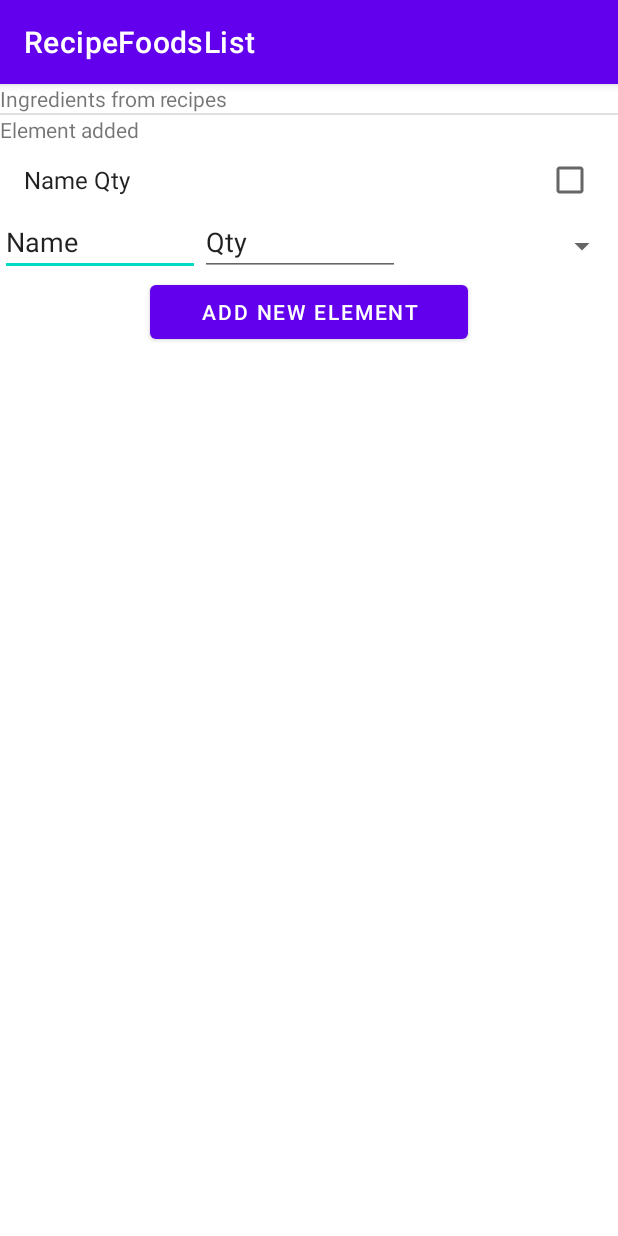
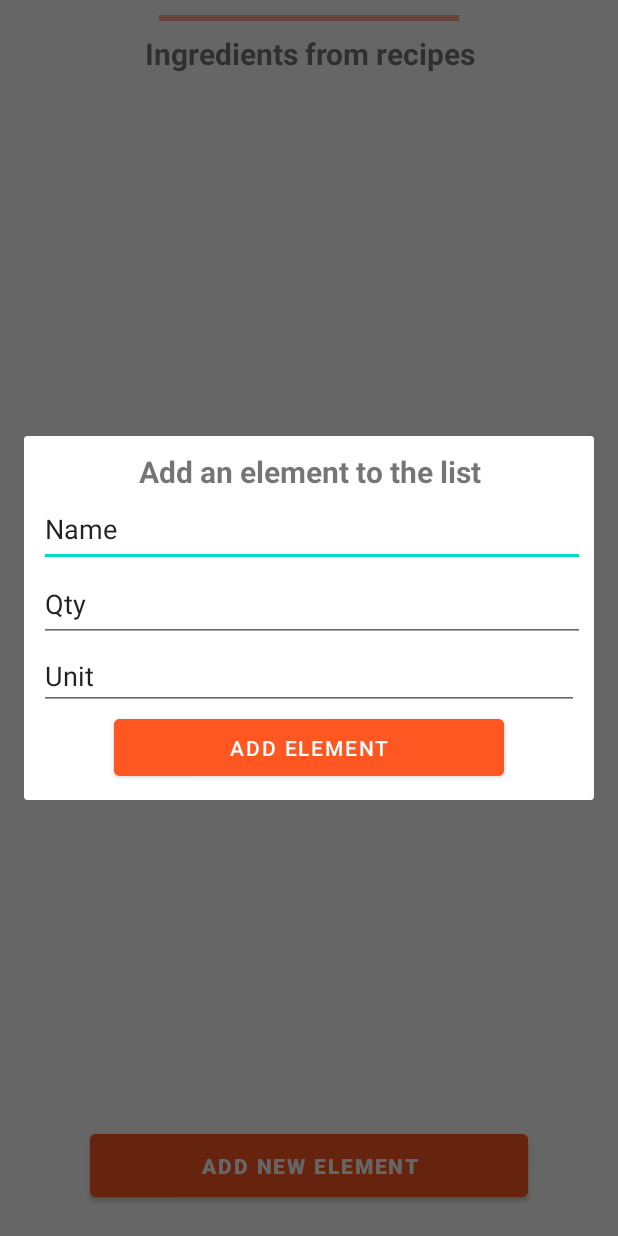
Before and after one commit to dalmagathe/RecipeFoodsList, an Android app: the ShoppingIngredientList screen opened directly, with no data from a screen before it, after a tap on "ADD NEW ELEMENT", on a phone screen of 412 x 824 dp. Run offline under Robolectric (Android 15) with nearby library versions, the phone set to English and light mode, and no system bars.

Commit message:
Ingredient window design.

```diff
--- a/app/src/main/java/com/example/recipefoodslist/ShoppingIngredientList.java
+++ b/app/src/main/java/com/example/recipefoodslist/ShoppingIngredientList.java
@@ -7,6 +7,7 @@ import android.os.PatternMatcher;
 import android.util.SparseBooleanArray;
 import android.view.View;
 import android.view.Window;
+import android.view.WindowManager;
 import android.widget.AdapterView;
 import android.widget.ArrayAdapter;
 import android.widget.Button;
@@ -47,6 +48,9 @@ public class ShoppingIngredientList extends AppCompatActivity {
     @Override
     protected void onCreate(@Nullable Bundle savedInstanceState) {
         super.onCreate(savedInstanceState);
+        requestWindowFeature(Window.FEATURE_NO_TITLE);
+        this.getWindow().setFlags(WindowManager.LayoutParams.FLAG_FULLSCREEN, WindowManager.LayoutParams.FLAG_FULLSCREEN);
+        getSupportActionBar().hide();
         setContentView(R.layout.activity_shopping_ingredient_list);
 
         btn = (Button) findViewById(R.id.addElementsBtn);
@@ -139,10 +143,21 @@ public class ShoppingIngredientList extends AppCompatActivity {
         btn.setOnClickListener(new View.OnClickListener() {
             @Override
             public void onClick(View view) {
+                final Dialog dialog = new Dialog(ShoppingIngredientList.this);
+                dialog.requestWindowFeature(Window.FEATURE_NO_TITLE);
+                dialog.setCancelable(true);
+                dialog.setContentView(R.layout.popup_add_element);
+                dialog.show();
+
+                Button btnAdd = dialog.findViewById(R.id.btnAddElement);
+
+                btnAdd.setOnClickListener(new View.OnClickListener() {
+                    @Override
+                    public void onClick(View view) {
                         //Get information
-                EditText elementNameEt = (EditText) findViewById(R.id.elementName);
-                EditText elementQtyEt = (EditText) findViewById(R.id.elementQty);
-                Spinner elementUnitEt = (Spinner) findViewById(R.id.elementUnit);
+                        EditText elementNameEt = (EditText) dialog.findViewById(R.id.elementName2);
+                        EditText elementQtyEt = (EditText) dialog.findViewById(R.id.elementQty2);
+                        EditText elementUnitEt = (EditText) dialog.findViewById(R.id.elementUnit2);
 
                         //Save information into a list
                         elementAddedList.add(elementNameEt.getText().toString() + " " + elementQtyEt.getText().toString());
@@ -159,6 +174,11 @@ public class ShoppingIngredientList extends AppCompatActivity {
                         } catch (IOException e) {
                             e.printStackTrace();
                         }
+
+                        dialog.cancel();
+                    }
+                });
+
             }
         });
     }
--- a/app/src/main/res/layout/activity_shopping_ingredient_list.xml
+++ b/app/src/main/res/layout/activity_shopping_ingredient_list.xml
@@ -4,6 +4,7 @@
     xmlns:tools="http://schemas.android.com/tools"
     android:layout_width="match_parent"
     android:layout_height="match_parent"
+    android:layout_margin="10dp"
     tools:context=".ShoppingIngredientList">
 
     <LinearLayout
@@ -13,74 +14,82 @@
         tools:layout_editor_absoluteX="-5dp"
         tools:layout_editor_absoluteY="16dp">
 
+        <View
+            android:id="@+id/divider2"
+            android:layout_width="200dp"
+            android:layout_height="0dp"
+            android:layout_gravity="center"
+            android:layout_weight="0.05"
+            android:background="#FFA88C" />
+
         <TextView
             android:id="@+id/textView5"
             android:layout_width="match_parent"
-            android:layout_height="wrap_content"
-            android:text="Ingredients from recipes" />
+            android:layout_height="0dp"
+            android:layout_weight=".5"
+            android:gravity="center"
+            android:text="Ingredients from recipes"
+            android:textSize="20sp"
+            android:textStyle="bold" />
 
         <ListView
             android:id="@+id/allIngredientView"
             android:layout_width="match_parent"
-            android:layout_height="wrap_content"
-            android:choiceMode="multipleChoice"
-            android:divider="@color/black"
-            android:dividerHeight="2dp" />
+            android:layout_height="0dp"
+            android:layout_weight="4"
+            android:choiceMode="multipleChoice" />
 
         <View
             android:id="@+id/divider"
-            android:layout_width="match_parent"
-            android:layout_height="1dp"
-            android:background="?android:attr/listDivider" />
+            android:layout_width="200dp"
+            android:layout_height="0dp"
+            android:layout_gravity="center"
+            android:layout_weight="0.05"
+            android:background="#FFA88C" />
 
         <TextView
             android:layout_width="match_parent"
-            android:layout_height="wrap_content"
-            android:text="Element added" />
+            android:layout_height="0dp"
+            android:layout_weight=".5"
+            android:gravity="center"
+            android:text="Element added"
+            android:textSize="20sp"
+            android:textStyle="bold" />
 
-        <ListView
-            android:id="@+id/elementAddedView"
+        <FrameLayout
             android:layout_width="match_parent"
-            android:layout_height="wrap_content"
-            android:choiceMode="multipleChoice" />
+            android:layout_height="0dp"
+            android:layout_weight="4">
 
-        <LinearLayout
-            android:layout_width="match_parent"
-            android:layout_height="40dp"
-            android:orientation="horizontal">
-
-            <EditText
-                android:id="@+id/elementName"
-                android:layout_width="400dp"
-                android:layout_height="wrap_content"
-                android:layout_weight="1"
-                android:ems="10"
-                android:inputType="textPersonName"
-                android:text="Name" />
-
-            <EditText
-                android:id="@+id/elementQty"
-                android:layout_width="400dp"
-                android:layout_height="wrap_content"
-                android:layout_weight="1"
-                android:ems="10"
-                android:inputType="textPersonName"
-                android:text="Qty" />
-
-            <Spinner
-                android:id="@+id/elementUnit"
+            <LinearLayout
                 android:layout_width="match_parent"
                 android:layout_height="match_parent"
-                android:layout_weight="1" />
-        </LinearLayout>
+                android:orientation="vertical">
 
-        <Button
-            android:id="@+id/addElementsBtn"
-            android:layout_width="match_parent"
-            android:layout_height="wrap_content"
-            android:insetLeft="100dp"
-            android:insetRight="100dp"
-            android:text="Add new element" />
+                <ListView
+                    android:id="@+id/elementAddedView"
+                    android:layout_width="match_parent"
+                    android:layout_height="0dp"
+                    android:layout_weight="6"
+                    android:choiceMode="multipleChoice" />
+
+                <Button
+                    android:id="@+id/addElementsBtn"
+                    android:layout_width="match_parent"
+                    android:layout_height="0dp"
+                    android:layout_marginBottom="10dp"
+                    android:layout_weight="1.2"
+                    android:backgroundTint="#FFFF5722"
+                    android:insetLeft="50dp"
+                    android:insetTop="10dp"
+                    android:insetRight="50dp"
+                    android:text="Add new element"
+                    android:textColor="@color/white"
+                    android:textStyle="bold" />
+
+            </LinearLayout>
+
+        </FrameLayout>
 
     </LinearLayout>
 
--- /dev/null
+++ b/app/src/main/res/layout/popup_add_element.xml
@@ -0,0 +1,52 @@
+<?xml version="1.0" encoding="utf-8"?>
+<LinearLayout xmlns:android="http://schemas.android.com/apk/res/android"
+    xmlns:app="http://schemas.android.com/apk/res-auto"
+    xmlns:tools="http://schemas.android.com/tools"
+    android:layout_width="match_parent"
+    android:layout_height="wrap_content"
+    android:layout_margin="10dp"
+    android:orientation="vertical">
+
+    <TextView
+        android:id="@+id/textView9"
+        android:layout_width="match_parent"
+        android:layout_height="wrap_content"
+        android:text="Add an element to the list"
+        android:textSize="20sp"
+        android:textStyle="bold"
+        android:gravity="center"/>
+
+    <EditText
+        android:id="@+id/elementName2"
+        android:layout_width="400dp"
+        android:layout_height="50dp"
+        android:ems="10"
+        android:inputType="textPersonName"
+        android:text="Name" />
+
+    <EditText
+        android:id="@+id/elementQty2"
+        android:layout_width="400dp"
+        android:layout_height="50dp"
+        android:ems="10"
+        android:inputType="textPersonName"
+        android:text="Qty" />
+
+    <EditText
+        android:id="@+id/elementUnit2"
+        android:layout_width="match_parent"
+        android:layout_height="wrap_content"
+        android:ems="10"
+        android:inputType="textPersonName"
+        android:text="Unit" />
+
+    <Button
+        android:id="@+id/btnAddElement"
+        android:layout_width="match_parent"
+        android:layout_height="50dp"
+        android:layout_marginLeft="50dp"
+        android:layout_marginRight="50dp"
+        android:backgroundTint="#FF5722"
+        android:text="Add element" />
+
+</LinearLayout>
```
Lines whose indentation alone changed are shown as unchanged.
